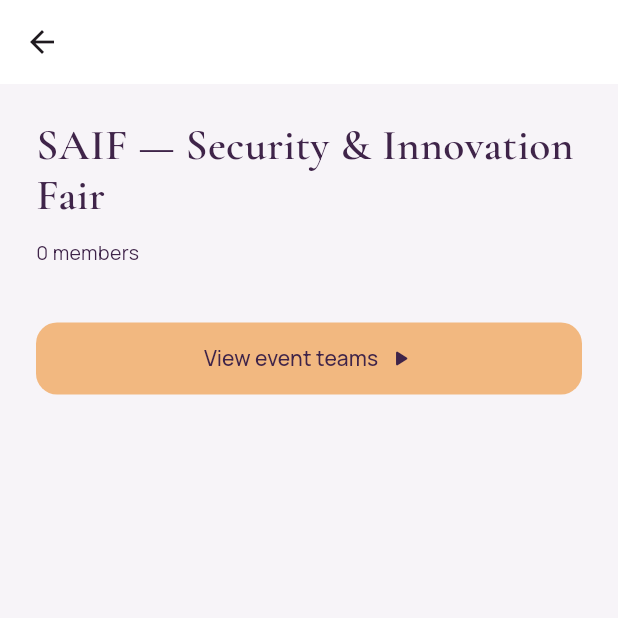
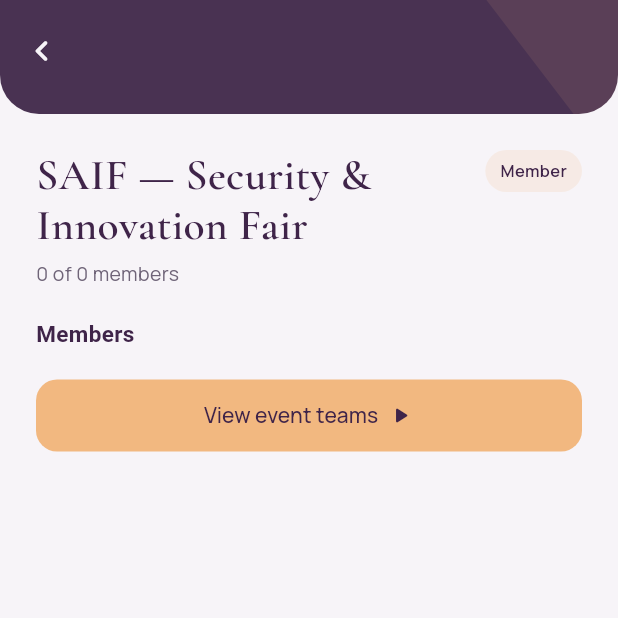
Before and after one commit to F-S-Tuwaiq/Vector, a Flutter app: the ProfileTeamDetails screen opened directly with empty values, on a phone screen of 412 x 824 dp, the top half of it. Run offline on Flutter 3.47's test engine with Material 3 defaults, Android fonts, the phone set to English and light mode, and no system bars; our stand-ins replace flutter_dotenv, google_fonts, supabase_flutter; missing offline and left inert: file_selector; accounts and stored records are empty; Roboto replaces fonts that are missing (IBM Plex Sans Arabic).

Commit message:
Show a teammate's real teams on their profile, redesign team details page
- Member had no back-reference to which team(s) it belongs to, so any
  non-own profile always showed a static "Only authorized team
  information is shown here." placeholder even when that person really
  is on a visible team. Add mockTeamsForMember() (matches by initials +
  name across every hackathon) and populate _participations from it for
  !_own profiles, same as the guest-sync fix from the previous change.
- Empty state on someone else's "Your teams" now reads "<name> hasn't
  joined a team yet." instead of the reused first-person copy.
- Redesign ProfileTeamDetails: bare default AppBar + plain ListTiles
  replaced with VectorHeader.slim (the same branded purple header Teams
  uses), ProfileSurface member rows with the initials-chip avatar style
  from member_sheet.dart, and a status pill next to the hackathon name.
  "Delete team" is now an understated TextButton.icon matching the
  Log Out row in Settings, instead of a boxed red OutlinedButton that
  didn't match anything else in the app.

```diff
--- a/lib/data/mock_hackathons.dart
+++ b/lib/data/mock_hackathons.dart
@@ -268,11 +268,10 @@ void removeMockTeam(String teamId) {
   }
 }
 
-/// The current user's own teams (the ones with 'ME' in
-/// [Team.memberInitials]) — always includes at least [_mySeedTeam], plus
-/// anything created locally via `createTeam`. Reads straight from
-/// [_mockTeamsByHackathon], so this always matches what the Teams screen
-/// shows for each hackathon.
+/// The current user's own teams — the ones with 'ME' in
+/// [Team.memberInitials], i.e. created locally via `createTeam`. Reads
+/// straight from [_mockTeamsByHackathon], so this always matches what
+/// the Teams screen shows for each hackathon.
 List<Team> myMockTeams() => [
   for (final teams in _mockTeamsByHackathon.values)
     for (final team in teams)
@@ -288,6 +287,19 @@ Team? findMockTeamById(String teamId) {
   }
   return null;
 }
+
+/// Every team (across every hackathon) with a member matching [initials]
+/// and [name] — used to show a teammate's *real* teams on their own
+/// profile instead of a generic placeholder, since [Member] itself
+/// carries no team/hackathon reference back to where it came from.
+List<Team> mockTeamsForMember(String initials, String name) => [
+  for (final teams in _mockTeamsByHackathon.values)
+    for (final team in teams)
+      if (team.membersInfo.any(
+        (m) => m.initials == initials && m.name == name,
+      ))
+        team,
+];
 
 /// The mock hackathon's name for [hackathonId], or the first hackathon's
 /// name if unknown (defensive fallback — never surfaces empty text).
--- a/lib/screens/profile_screen.dart
+++ b/lib/screens/profile_screen.dart
@@ -3,6 +3,7 @@ import 'package:flutter/material.dart';
 import 'package:url_launcher/url_launcher.dart';
 
 import '../data/hackathon_repository.dart';
+import '../data/mock_hackathons.dart';
 import '../data/profile_repository.dart';
 import '../data/skill_catalog.dart';
 import '../models/member.dart';
@@ -15,6 +16,7 @@ import '../widgets/profile_widgets.dart';
 import '../widgets/profile_edit_dialog.dart';
 import '../widgets/evidence_preview_dialog.dart';
 import '../widgets/send_invite_sheet.dart';
+import '../widgets/vector_header.dart';
 import 'settings_screen.dart';
 import 'teams_screen.dart';
 
@@ -79,6 +81,30 @@ class ProfileScreenState extends State<ProfileScreen> {
         for (final skill in widget.member?.skills ?? <String>[])
           {'skill': skill},
       ];
+      final member = widget.member;
+      if (member != null) {
+        _participations = [
+          for (final team in mockTeamsForMember(member.initials, member.name))
+            ProfileParticipation(
+              id: team.id,
+              team: team,
+              event: mockHackathons.firstWhere(
+                (h) => h.id == team.hackathonId,
+                orElse: () => mockHackathons.first,
+              ),
+              status: team.membersInfo
+                      .firstWhere(
+                        (m) =>
+                            m.initials == member.initials &&
+                            m.name == member.name,
+                        orElse: () => member,
+                      )
+                      .lead
+                  ? MembershipStatus.leader
+                  : MembershipStatus.member,
+            ),
+        ];
+      }
     }
   }
 
@@ -716,22 +742,18 @@ class ProfileScreenState extends State<ProfileScreen> {
                               child: Column(
                                 crossAxisAlignment: CrossAxisAlignment.stretch,
                                 children: [
-                                  if (!_own)
-                                    const ProfileSurface(
-                                      child: Text(
-                                        'Only authorized team information is shown here.',
-                                      ),
-                                    )
-                                  else if (_teamsLoading)
+                                  if (_teamsLoading)
                                     const Center(
                                       child: CircularProgressIndicator(),
                                     )
                                   else if (_teamsError != null)
                                     ProfileSurface(child: Text(_teamsError!))
                                   else if (current.isEmpty)
-                                    const ProfileSurface(
+                                    ProfileSurface(
                                       child: Text(
-                                        'You haven’t joined a team yet.',
+                                        _own
+                                            ? 'You haven’t joined a team yet.'
+                                            : '$firstName hasn’t joined a team yet.',
                                       ),
                                     )
                                   else
@@ -883,55 +905,150 @@ class _ProfileTeamDetailsState extends State<ProfileTeamDetails> {
   @override
   Widget build(BuildContext context) {
     final record = widget.record;
+    final statusLabel = switch (record.status) {
+      MembershipStatus.member => 'Member',
+      MembershipStatus.requested => 'Requested',
+      MembershipStatus.leader => 'Leader',
+    };
     return Theme(
       data: ProfileTheme.data,
       child: Scaffold(
-        appBar: AppBar(title: Text(record.team.name)),
-        body: ListView(
+        backgroundColor: VectorColors.background,
+        body: Column(
+          children: [
+            VectorHeader.slim(
+              title: record.team.name,
+              onBack: () => Navigator.of(context).pop(),
+            ),
+            Expanded(
+              child: SafeArea(
+                top: false,
+                child: ListView(
                   padding: const EdgeInsets.all(24),
                   children: [
-            Text(record.event.name, style: ProfileTheme.heading),
-            const SizedBox(height: 12),
-            Text('${record.team.members} members'),
-            const SizedBox(height: 16),
-            ...record.team.membersInfo.map(
-              (member) => ListTile(
-                leading: const Icon(Icons.person_outline),
-                title: Text(member.name),
-                subtitle: Text(member.role),
+                    Row(
+                      crossAxisAlignment: CrossAxisAlignment.start,
+                      children: [
+                        Expanded(
+                          child: Text(
+                            record.event.name,
+                            style: ProfileTheme.heading,
                           ),
                         ),
+                        const SizedBox(width: 10),
+                        ProfileStatusPill(
+                          label: statusLabel,
+                          requested:
+                              record.status == MembershipStatus.requested,
+                          leader: record.status == MembershipStatus.leader,
+                        ),
+                      ],
+                    ),
+                    const SizedBox(height: 6),
+                    Text(
+                      '${record.team.members} of ${record.team.maxMembers} members',
+                      style: const TextStyle(color: VectorColors.textSecondary),
+                    ),
                     const SizedBox(height: 20),
+                    Text(
+                      'Members',
+                      style: VectorText.titleMedium.copyWith(
+                        color: VectorColors.textPrimary,
+                      ),
+                    ),
+                    const SizedBox(height: 10),
+                    ...record.team.membersInfo.map(
+                      (member) => Padding(
+                        padding: const EdgeInsets.only(bottom: 10),
+                        child: ProfileSurface(
+                          child: Row(
+                            children: [
+                              Container(
+                                width: 44,
+                                height: 44,
+                                alignment: Alignment.center,
+                                decoration: BoxDecoration(
+                                  color: VectorColors.surfaceLavender,
+                                  borderRadius: BorderRadius.circular(13),
+                                ),
+                                child: Text(
+                                  member.initials,
+                                  style: VectorText.titleMedium.copyWith(
+                                    color: VectorColors.purpleBrand,
+                                    fontWeight: FontWeight.w700,
+                                  ),
+                                ),
+                              ),
+                              const SizedBox(width: 12),
+                              Expanded(
+                                child: Column(
+                                  crossAxisAlignment:
+                                      CrossAxisAlignment.start,
+                                  children: [
+                                    Text(
+                                      member.name,
+                                      style: VectorText.bodyLarge.copyWith(
+                                        fontWeight: FontWeight.w600,
+                                        color: VectorColors.textPrimary,
+                                      ),
+                                    ),
+                                    const SizedBox(height: 2),
+                                    Text(
+                                      member.role,
+                                      style: const TextStyle(
+                                        color: VectorColors.textSecondary,
+                                      ),
+                                    ),
+                                  ],
+                                ),
+                              ),
+                              if (member.lead) ...[
+                                const SizedBox(width: 8),
+                                const ProfileStatusPill(
+                                  label: 'Lead',
+                                  leader: true,
+                                ),
+                              ],
+                            ],
+                          ),
+                        ),
+                      ),
+                    ),
+                    const SizedBox(height: 10),
                     ProfileAction(
                       label: 'View event teams',
                       onPressed: () =>
                           TeamsScreen.open(context, hackathon: record.event),
                     ),
                     if (widget.onDeleted != null) ...[
-              const SizedBox(height: 12),
-              SizedBox(
-                width: double.infinity,
-                height: 48,
-                child: OutlinedButton.icon(
+                      const SizedBox(height: 8),
+                      Center(
+                        child: TextButton.icon(
                           onPressed: _deleting ? null : _delete,
-                  style: OutlinedButton.styleFrom(
-                    foregroundColor: VectorColors.error,
-                    side: const BorderSide(color: VectorColors.error),
-                    shape: RoundedRectangleBorder(
-                      borderRadius: BorderRadius.circular(13),
-                    ),
-                  ),
                           icon: _deleting
                               ? const SizedBox(
                                   width: 16,
                                   height: 16,
-                          child: CircularProgressIndicator(strokeWidth: 2),
+                                  child: CircularProgressIndicator(
+                                    strokeWidth: 2,
+                                    color: VectorColors.error,
+                                  ),
                                 )
-                      : const Icon(Icons.delete_outline),
-                  label: Text(_deleting ? 'Deleting…' : 'Delete team'),
+                              : const Icon(
+                                  Icons.delete_outline,
+                                  color: VectorColors.error,
+                                ),
+                          label: Text(
+                            _deleting ? 'Deleting…' : 'Delete team',
+                            style: const TextStyle(color: VectorColors.error),
+                          ),
                         ),
                       ),
                     ],
+                  ],
+                ),
+              ),
+            ),
           ],
         ),
       ),
```
Lines whose indentation alone changed are shown as unchanged.
